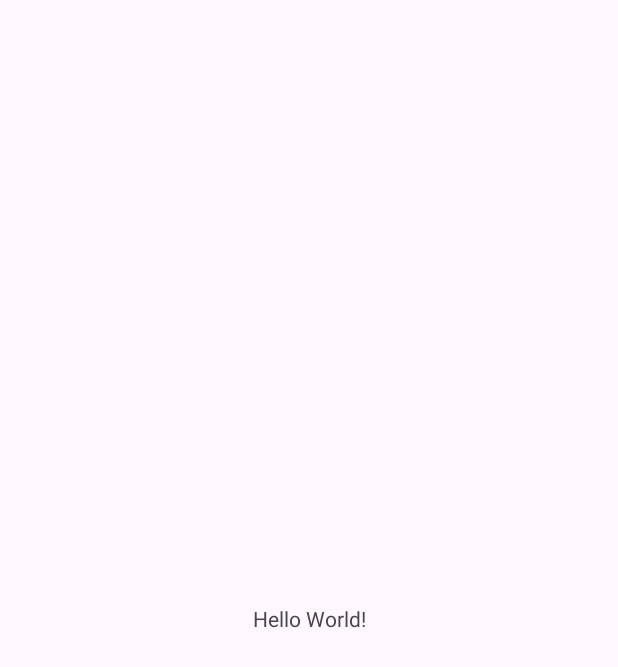
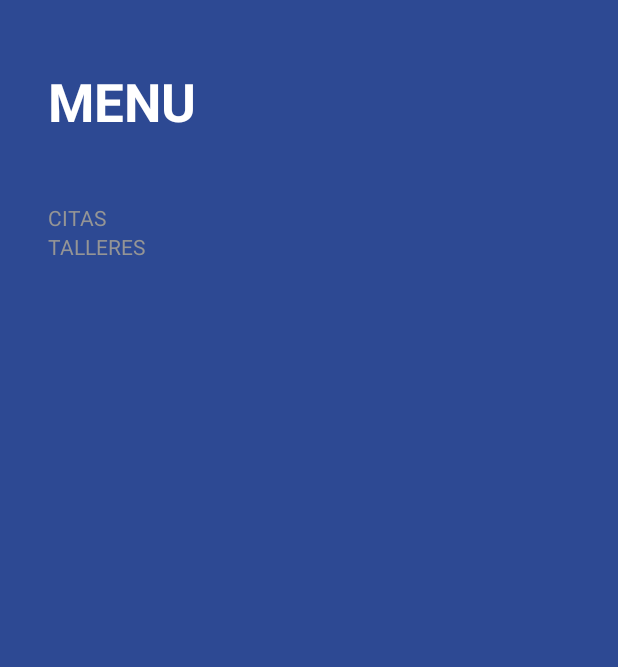
Before and after one commit to jbarriosviu/AndroidViuProyect, an Android app: the screen it shows after launch (MainActivity before the commit, MenuActivity after it), on a phone screen of 412 x 824 dp. Before the commit the part shown is almost empty. Shown: the top 667 px of the screen. Run offline under Robolectric (Android 15) with nearby library versions, the phone set to English and light mode, and no system bars.

Commit message:
MenuCitasAdater estructura inicial

```diff
--- a/app/src/main/AndroidManifest.xml
+++ b/app/src/main/AndroidManifest.xml
@@ -13,7 +13,7 @@
         android:theme="@style/Theme.PsicologiaApp"
         tools:targetApi="31">
         <activity
-            android:name=".MainActivity"
+            android:name=".MenuActivity"
             android:exported="true">
             <intent-filter>
                 <action android:name="android.intent.action.MAIN" />
@@ -21,6 +21,7 @@
                 <category android:name="android.intent.category.LAUNCHER" />
             </intent-filter>
         </activity>
+
     </application>
 
 </manifest>
--- a/app/src/main/java/es/repositoriocompartido/psicologiaapp/MainActivity.kt
+++ b/app/src/main/java/es/repositoriocompartido/psicologiaapp/MenuActivity.kt
@@ -3,9 +3,9 @@ package es.repositoriocompartido.psicologiaapp
 import androidx.appcompat.app.AppCompatActivity
 import android.os.Bundle
 
-class MainActivity : AppCompatActivity() {
+class MenuActivity : AppCompatActivity() {
     override fun onCreate(savedInstanceState: Bundle?) {
         super.onCreate(savedInstanceState)
-        setContentView(R.layout.activity_main)
+        setContentView(R.layout.activity_menu)
     }
 }
--- /dev/null
+++ b/app/src/main/java/es/repositoriocompartido/psicologiaapp/MenuCitasAdapter.kt
@@ -0,0 +1,18 @@
+package es.repositoriocompartido.psicologiaapp
+
+import android.view.ViewGroup
+import androidx.recyclerview.widget.RecyclerView
+
+class MenuCitasAdapter ():RecyclerView.Adapter<MenuCitasViewHolder>() {
+    override fun onCreateViewHolder(parent: ViewGroup, viewType: Int): MenuCitasViewHolder {
+        TODO("Not yet implemented")
+    }
+
+    override fun getItemCount(): Int {
+        TODO("Not yet implemented")
+    }
+
+    override fun onBindViewHolder(holder: MenuCitasViewHolder, position: Int) {
+        TODO("Not yet implemented")
+    }
+}
--- /dev/null
+++ b/app/src/main/java/es/repositoriocompartido/psicologiaapp/MenuCitasViewHolder.kt
@@ -0,0 +1,7 @@
+package es.repositoriocompartido.psicologiaapp
+
+import android.view.View
+import androidx.recyclerview.widget.RecyclerView
+
+class MenuCitasViewHolder(view: View) : RecyclerView.ViewHolder(view){
+}
--- a/app/src/main/res/layout/activity_main.xml
+++ /dev/null
@@ -1,18 +0,0 @@
-<?xml version="1.0" encoding="utf-8"?>
-<androidx.constraintlayout.widget.ConstraintLayout xmlns:android="http://schemas.android.com/apk/res/android"
-    xmlns:app="http://schemas.android.com/apk/res-auto"
-    xmlns:tools="http://schemas.android.com/tools"
-    android:layout_width="match_parent"
-    android:layout_height="match_parent"
-    tools:context=".MainActivity">
-
-    <TextView
-        android:layout_width="wrap_content"
-        android:layout_height="wrap_content"
-        android:text="Hello World!"
-        app:layout_constraintBottom_toBottomOf="parent"
-        app:layout_constraintEnd_toEndOf="parent"
-        app:layout_constraintStart_toStartOf="parent"
-        app:layout_constraintTop_toTopOf="parent" />
-
-</androidx.constraintlayout.widget.ConstraintLayout>
--- /dev/null
+++ b/app/src/main/res/layout/activity_menu.xml
@@ -0,0 +1,42 @@
+<?xml version="1.0" encoding="utf-8"?>
+<androidx.appcompat.widget.LinearLayoutCompat xmlns:android="http://schemas.android.com/apk/res/android"
+    xmlns:app="http://schemas.android.com/apk/res-auto"
+    xmlns:tools="http://schemas.android.com/tools"
+    android:layout_width="match_parent"
+    android:layout_height="match_parent"
+    android:orientation="vertical"
+    android:background="@color/canal_background"
+    tools:context=".MenuActivity">
+
+    <TextView
+        android:layout_width="wrap_content"
+        android:layout_height="wrap_content"
+        android:layout_marginHorizontal="32dp"
+        android:layout_marginVertical="44dp"
+        android:text="@string/tituloMenu"
+        android:textAllCaps="true"
+        android:textColor="@color/white"
+        android:textSize="35sp"
+        android:textStyle="bold"
+        />
+
+    <TextView
+        style="@style/SubTituloMenu"
+        android:layout_marginHorizontal="32dp"
+        android:layout_width="wrap_content"
+        android:layout_height="wrap_content"
+        android:text="@string/citas" />
+
+    <androidx.recyclerview.widget.RecyclerView
+        android:id="@+id/rvCitas"
+        android:layout_width="match_parent"
+        android:layout_height="wrap_content"/>
+
+    <TextView
+        style="@style/SubTituloMenu"
+        android:layout_marginHorizontal="32dp"
+        android:layout_width="wrap_content"
+        android:layout_height="wrap_content"
+        android:text="@string/talleres" />
+
+</androidx.appcompat.widget.LinearLayoutCompat>
--- a/app/src/main/res/values/colors.xml
+++ b/app/src/main/res/values/colors.xml
@@ -2,4 +2,15 @@
 <resources>
     <color name="black">#FF000000</color>
     <color name="white">#FFFFFFFF</color>
+
+    <!--CanalesApp-->
+    <color name="canal_background_card">#FF081A4A</color>
+    <color name="canal_background_disabled">#787878</color>
+    <color name="canal_background">#FF2D4993</color>
+    <color name="canal_subtitle_text">#959595</color>
+    <color name="canal_accent">#E91E63</color>
+
+    <color name="canal_technology_category">#FF9800</color>
+    <color name="canal_cooking_category">#00BCD4</color>
+    <color name="canal_other_category">#4CAF50</color>
 </resources>
--- a/app/src/main/res/values/strings.xml
+++ b/app/src/main/res/values/strings.xml
@@ -1,3 +1,9 @@
 <resources>
     <string name="app_name">PsicologiaApp</string>
+
+    <!--CANALES  -->
+    <string name="tituloMenu">Menu</string>
+    <string name="citas">Citas</string>
+    <string name="talleres">Talleres</string>
+
 </resources>
--- a/app/src/main/res/values/themes.xml
+++ b/app/src/main/res/values/themes.xml
@@ -6,4 +6,10 @@
     </style>
 
     <style name="Theme.PsicologiaApp" parent="Base.Theme.PsicologiaApp" />
+
+    <style name="SubTituloMenu">
+        <item name="textAllCaps">true</item>
+        <item name="android:textColor">@color/canal_subtitle_text</item>
+    </style>
+
 </resources>
```
